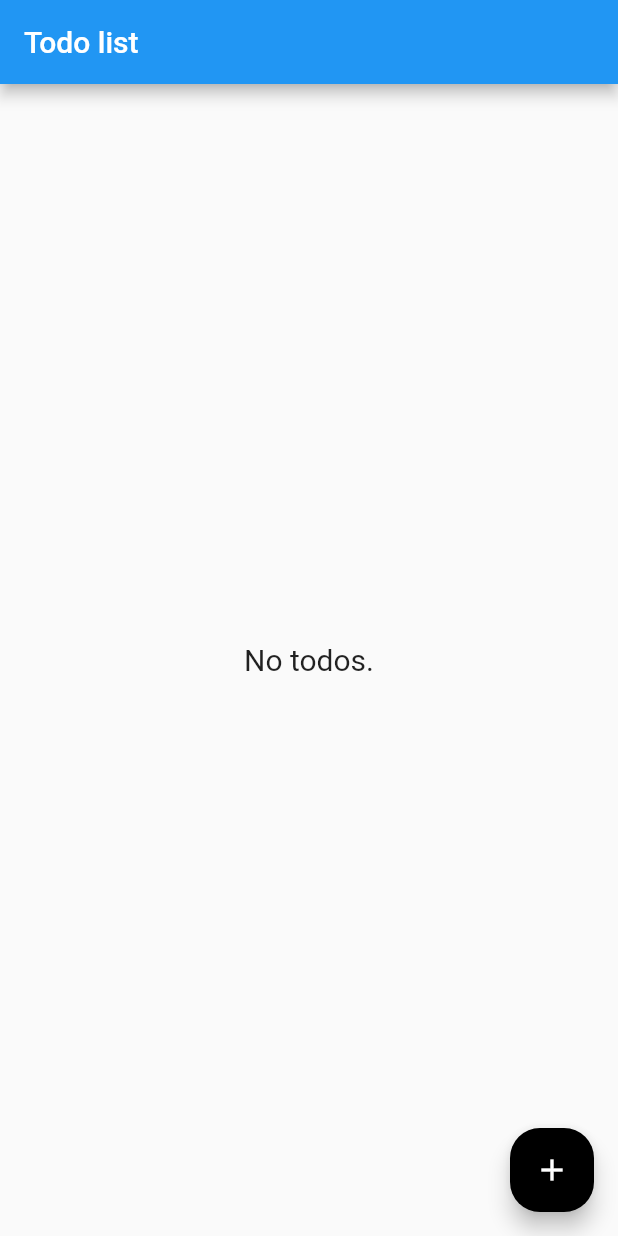
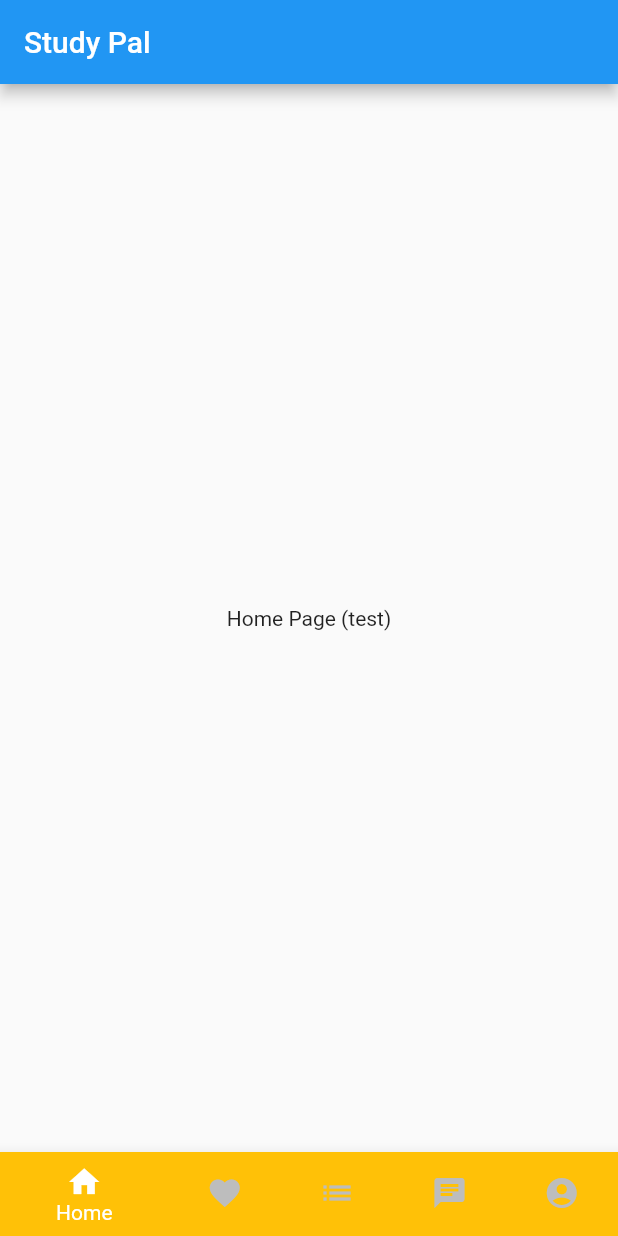
Before and after one commit to Po-Jui-Lin/study-pal, a Flutter app: the screen it shows after launch, on a phone screen of 412 x 824 dp. Run offline on Flutter 3.47's test engine with Material 2 defaults, Android fonts, the phone set to English and light mode, and no system bars; our stand-ins replace cloud_firestore, firebase_core, flutter_slidable; accounts and stored records are empty.

Commit message:
adding nav bar containing error

```diff
--- a/lib/main.dart
+++ b/lib/main.dart
@@ -3,6 +3,7 @@ import 'package:flutter/material.dart';
 import 'package:provider/provider.dart';
 import 'package:study_pal/page/todo_page.dart';
 import 'package:study_pal/provider/todos.dart';
+import 'package:study_pal/page/home_page.dart';
 
 Future main() async {
   WidgetsFlutterBinding.ensureInitialized();
@@ -22,20 +23,73 @@ class MyApp extends StatelessWidget {
       child: MaterialApp(
         debugShowCheckedModeBanner: false,
         title: 'Study Pal',
-        theme: ThemeData(
-          // This is the theme of your application.
-          //
-          // Try running your application with "flutter run". You'll see the
-          // application has a blue toolbar. Then, without quitting the app, try
-          // changing the primarySwatch below to Colors.green and then invoke
-          // "hot reload" (press "r" in the console where you ran "flutter run",
-          // or simply save your changes to "hot reload" in a Flutter IDE).
-          // Notice that the counter didn't reset back to zero; the application
-          // is not restarted.
-          primarySwatch: Colors.blue,
-        ),
-        home: TodoPage(),
+        home: BottomNavigationController(),
       ),
     );
   }
 }
+
+class BottomNavigationController extends StatefulWidget {
+  BottomNavigationController({Key key}) : super(key: key);
+
+  @override
+  _BottomNavigationControllerState createState() =>
+      _BottomNavigationControllerState();
+}
+
+class _BottomNavigationControllerState
+    extends State<BottomNavigationController> {
+  int _currentIndex = 0;
+
+  // todo: replace the 5 pages with real pages
+  final pages = [HomePage(), HomePage(), TodoPage(), HomePage(), HomePage()];
+
+  @override
+  Widget build(BuildContext context) {
+    return Scaffold(
+      appBar: AppBar(
+        title: Text('Study Pal'),
+      ),
+      body: pages[_currentIndex],
+      bottomNavigationBar: BottomNavigationBar(
+        items: <BottomNavigationBarItem>[
+          BottomNavigationBarItem(
+            icon: Icon(Icons.home),
+            label: 'Home',
+            backgroundColor: Colors.amber,
+          ),
+          BottomNavigationBarItem(
+            icon: Icon(Icons.favorite),
+            label: 'Matches',
+            backgroundColor: Colors.amber,
+          ),
+          BottomNavigationBarItem(
+            icon: Icon(Icons.list),
+            label: 'Todo',
+            backgroundColor: Colors.amber,
+          ),
+          BottomNavigationBarItem(
+            icon: Icon(Icons.chat),
+            label: 'Chat',
+            backgroundColor: Colors.amber,
+          ),
+          BottomNavigationBarItem(
+            icon: Icon(Icons.account_circle),
+            label: 'Profile',
+            backgroundColor: Colors.amber,
+          ),
+        ],
+        currentIndex: _currentIndex,
+        selectedItemColor: Colors.white,
+        unselectedItemColor: Colors.grey[400],
+        onTap: _onItemClick,
+      ),
+    );
+  }
+
+  void _onItemClick(int index) {
+    setState(() {
+      _currentIndex = index;
+    });
+  }
+}
--- /dev/null
+++ b/lib/page/home_page.dart
@@ -0,0 +1,10 @@
+import 'package:flutter/material.dart';
+
+class HomePage extends StatelessWidget {
+  @override
+  Widget build(BuildContext context) {
+    return Center(
+      child: Text("Home Page (test)"),
+    );
+  }
+}
```
